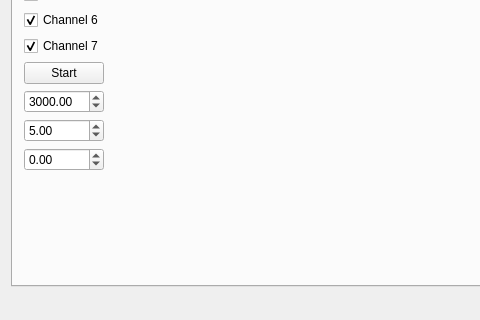
kwahoo2/freescope, file mainwindow.ui: the form before one commit; both pictures show x 0 to 480 and y 211 to 531 of the 647 by 531 pixel window.
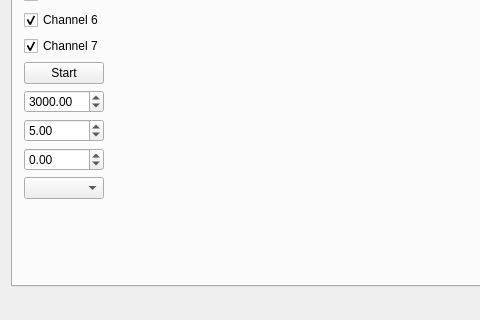
The form after the commit. Custom widgets are drawn as their Qt base class.

Commit message: Port selector (Linux)

Patch:
```diff
--- a/mainwindow.ui
+++ b/mainwindow.ui
@@ -176,6 +176,9 @@
               </property>
              </widget>
             </item>
+            <item>
+             <widget class="QComboBox" name="portsComboBox"/>
+            </item>
             <item>
              <spacer name="verticalSpacer_2">
               <property name="orientation">
```
Left out of the diff: 2 changed lines with no effect on the pictures. The commit also changes 4 other files.
